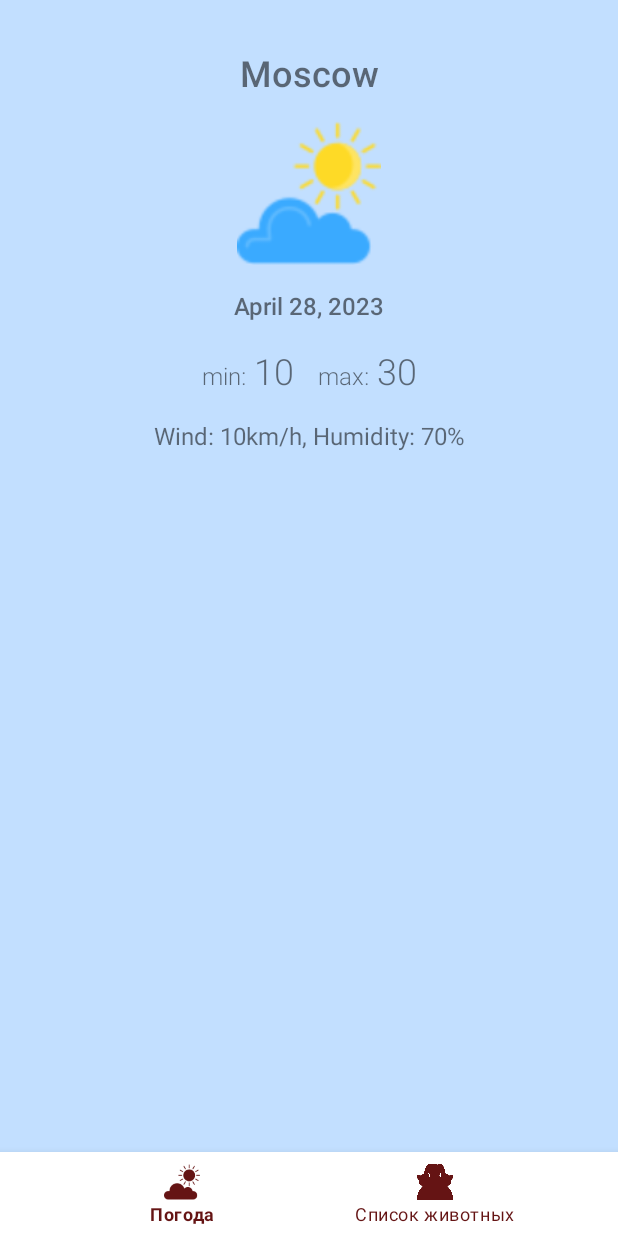
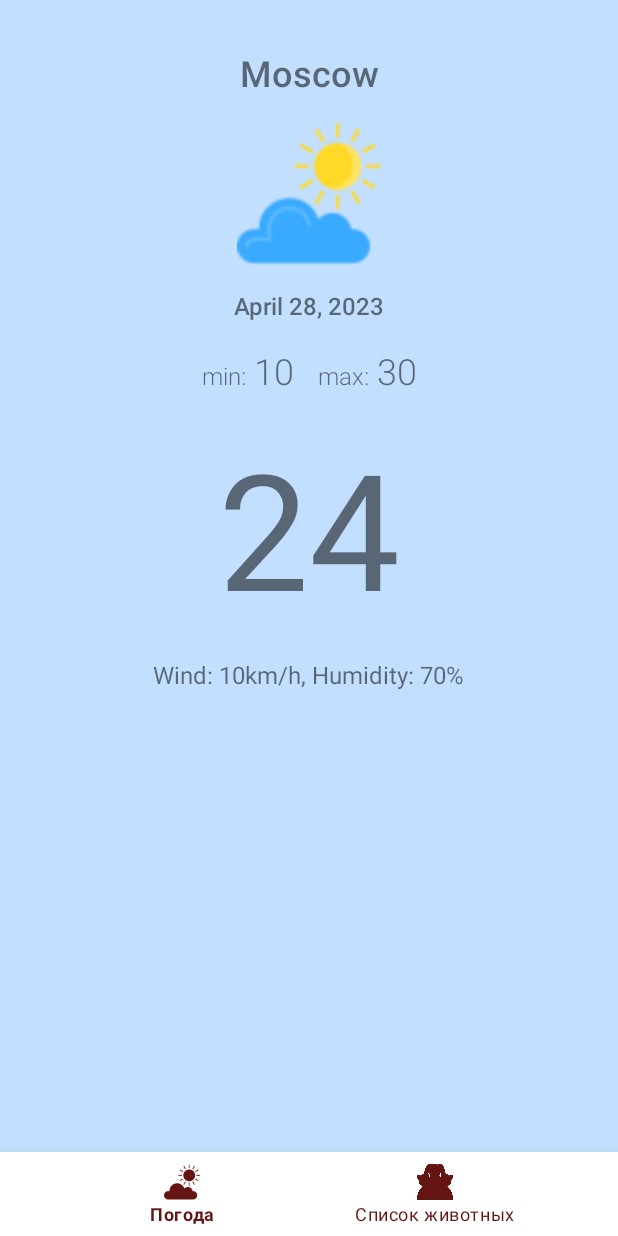
Before and after one commit to Kiatta/ZooHelper, an Android app: the screen it shows after launch (ListActivity), after a tap on "ОТПРАВИТЬ", on a phone screen of 412 x 824 dp. Run offline under Robolectric (Android 15) with nearby library versions, the phone set to English and light mode, and no system bars; our stand-ins replace Volley; 1 statement that could not run was skipped.

Commit message:
Complete Api Weather

```diff
--- a/app/src/main/java/com/example/zoohelper/fragment/WeatherFragment.kt
+++ b/app/src/main/java/com/example/zoohelper/fragment/WeatherFragment.kt
@@ -1,50 +1,101 @@
 package com.example.zoohelper.fragment
 
-import VpAdapter
 import android.Manifest
-import android.app.Instrumentation.ActivityResult
-import android.content.pm.LauncherActivityInfo
+import android.content.pm.PackageManager
 import android.os.Bundle
+import android.util.Log
 import androidx.fragment.app.Fragment
 import android.view.LayoutInflater
 import android.view.View
 import android.view.ViewGroup
 import android.widget.Toast
 import androidx.activity.result.ActivityResultLauncher
-import androidx.activity.result.contract.ActivityResultContract
 import androidx.activity.result.contract.ActivityResultContracts
-import androidx.fragment.app.FragmentActivity
-import com.example.zoohelper.R
-import com.example.zoohelper.databinding.FragmentListBinding
-import com.google.android.material.tabs.TabLayoutMediator
-
-class WeatherFragment : Fragment() {
-
-    private lateinit var pLauncher: ActivityResultLauncher<String>
-    private lateinit var binding: FragmentListBinding
+import androidx.core.app.ActivityCompat
+import androidx.fragment.app.activityViewModels
+import com.android.volley.Request
+import com.android.volley.toolbox.StringRequest
+import com.android.volley.toolbox.Volley
+import com.google.android.gms.location.FusedLocationProviderClient
+import com.google.android.gms.location.LocationRequest
+import com.google.android.gms.location.LocationServices
+import com.google.android.gms.tasks.CancellationTokenSource
+import com.example.zoohelper.ListViewModel
+import com.example.zoohelper.WeatherModel
+import com.example.zoohelper.databinding.FragmentWeatherBinding
+import org.json.JSONObject
 
 
+const val API_KEY ="d9f5b46874914d9886125512232804"
+class WeatherFragment : Fragment() {
+    private lateinit var fLocationClient: FusedLocationProviderClient
     private val fList = listOf(
-
+        AnimalsFragment.newInstance(),
         ListFragment.newInstance()
     )
     private val tList = listOf(
         "Hours",
         "Days"
     )
+    private lateinit var pLauncher: ActivityResultLauncher<String>
+    private lateinit var binding: FragmentWeatherBinding
+
+    private val model:ListViewModel by activityViewModels()
+
     override fun onCreateView(
+
         inflater: LayoutInflater,
         container: ViewGroup?,
         savedInstanceState: Bundle?
-    ): View? {
+    ): View {
 
-        return inflater.inflate(R.layout.fragment_weather, container, false)
+        binding = FragmentWeatherBinding.inflate(layoutInflater, container, false)
+        return binding.root
     }
 
     override fun onViewCreated(view: View, savedInstanceState: Bundle?) {
         super.onViewCreated(view, savedInstanceState)
         checkPermisson()
+        init()
+        updateCurrentCard()
+        getLocation()
+
+
     }
+    private fun init() = with (binding){
+        fLocationClient = LocationServices.getFusedLocationProviderClient(requireContext())
+
+    }
+    private fun getLocation(){
+        val ct = CancellationTokenSource()
+        if (ActivityCompat.checkSelfPermission(
+                requireContext(),
+                Manifest.permission.ACCESS_FINE_LOCATION
+            ) != PackageManager.PERMISSION_GRANTED && ActivityCompat.checkSelfPermission(
+                requireContext(),
+                Manifest.permission.ACCESS_COARSE_LOCATION
+            ) != PackageManager.PERMISSION_GRANTED
+        ) {
+            return
+        }
+        fLocationClient.getCurrentLocation(LocationRequest.PRIORITY_HIGH_ACCURACY,ct.token)
+            .addOnCompleteListener{
+                requestWeatherData("${it.result.latitude},${it.result.longitude}")
+            }
+    }
+    private fun updateCurrentCard() = with (binding) {
+        model.liveDataCurrent.observe (viewLifecycleOwner){
+            minTemperature.text = it.minTemp
+            maxTemperature.text = it.maxTemp
+            date.text = it.time
+            cityName.text = it.city
+            curentTemp.text = it.currentTemp
+            otherParams.text = it.condition
+
+        }
+    }
+
+
     private fun checkPermisson() {
         if (!isPermissionGranted(Manifest.permission.ACCESS_FINE_LOCATION)) {
             permissionListener()
@@ -54,9 +105,77 @@ class WeatherFragment : Fragment() {
 
     private fun permissionListener() {
         pLauncher = registerForActivityResult(
-            ActivityResultContracts.RequestPermission()) {
-            Toast.makeText(activity,"Permission is $it",Toast.LENGTH_LONG).show()
+            ActivityResultContracts.RequestPermission()
+        ) {
+            Toast.makeText(activity, "Permission is $it", Toast.LENGTH_LONG).show()
         }
     }
 
+    private fun requestWeatherData(city: String){
+
+        val url = "https://api.weatherapi.com/v1/forecast.json?key=" +
+                API_KEY +
+                "&q=" +
+                city +
+                "&days=" +
+                "3" +
+                "&aqi=no&alerts=no"
+        val queue = Volley.newRequestQueue(context)
+        val request = StringRequest(
+            Request.Method.GET,
+            url,
+            {
+                    result -> parseWeatherData(result)
+            },
+            {
+                    error -> Log.d("MyLog", "Error: $error")
+            }
+        )
+        queue.add(request)
+    }
+    private fun parseWeatherData(result: String) {
+        val mainObject = JSONObject(result)
+        val list = parseDays(mainObject)
+        parseCurrentData(mainObject, list[0])
+    }
+
+
+    private fun parseDays(mainObject: JSONObject): List<WeatherModel>{
+        val list = ArrayList<WeatherModel>()
+        val daysArray = mainObject.getJSONObject("forecast")
+            .getJSONArray("forecastday")
+        val name =  mainObject.getJSONObject("location").getString("name")
+        for (i in 0 until daysArray.length()){
+            val day = daysArray[i] as JSONObject
+            val item = WeatherModel(
+                name,
+                day.getString("date"),
+                day.getJSONObject("day").getJSONObject("condition")
+                    .getString("text"),
+                "",
+                day.getJSONObject("day").getString("maxtemp_c").toFloat().toInt().toString(),
+                day.getJSONObject("day").getString("mintemp_c").toFloat().toInt().toString(),
+            )
+            list.add(item)
+        }
+        model.liveDataList.value = list
+        return list
+    }
+    private fun parseCurrentData(mainObject: JSONObject, weatherItem: WeatherModel){
+        val item = WeatherModel(
+            mainObject.getJSONObject("location").getString("name"),
+            mainObject.getJSONObject("current").getString("last_updated"),
+            mainObject.getJSONObject("current")
+                .getJSONObject("condition").getString("text"),
+            mainObject.getJSONObject("current").getString("temp_c"),
+            weatherItem.maxTemp,
+            weatherItem.minTemp,
+
+        )
+        model.liveDataCurrent.value = item
+    }
+    companion object {
+        @JvmStatic
+        fun newInstance() = WeatherFragment()
+    }
 }
--- a/app/src/main/res/layout/fragment_weather.xml
+++ b/app/src/main/res/layout/fragment_weather.xml
@@ -90,15 +90,28 @@
     </LinearLayout>
 
     <TextView
-        android:id="@+id/otherParams"
+        android:id="@+id/curentTemp"
         android:layout_width="wrap_content"
         android:layout_height="wrap_content"
         android:layout_marginTop="16dp"
-        android:text="Wind: 10km/h, Humidity: 70%"
-        android:textSize="16sp"
+        android:text="24"
+        android:textSize="108sp"
         android:fontFamily="sans-serif"
         app:layout_constraintEnd_toEndOf="@id/weatherIcon"
         app:layout_constraintStart_toStartOf="@id/weatherIcon"
         app:layout_constraintTop_toBottomOf="@id/temperatureLayout" />
 
+    <TextView
+        android:id="@+id/otherParams"
+        android:layout_width="wrap_content"
+        android:layout_height="wrap_content"
+        android:layout_marginTop="15dp"
+        android:fontFamily="sans-serif"
+        android:text="Wind: 10km/h, Humidity: 70%"
+        android:textSize="16sp"
+        app:layout_constraintEnd_toEndOf="@id/weatherIcon"
+        app:layout_constraintHorizontal_bias="0.508"
+        app:layout_constraintStart_toStartOf="@id/weatherIcon"
+        app:layout_constraintTop_toBottomOf="@id/curentTemp" />
+
 </androidx.constraintlayout.widget.ConstraintLayout>
```
